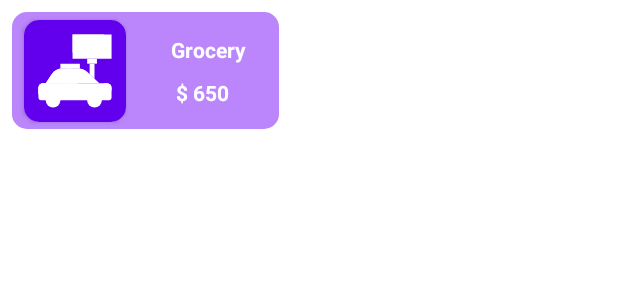
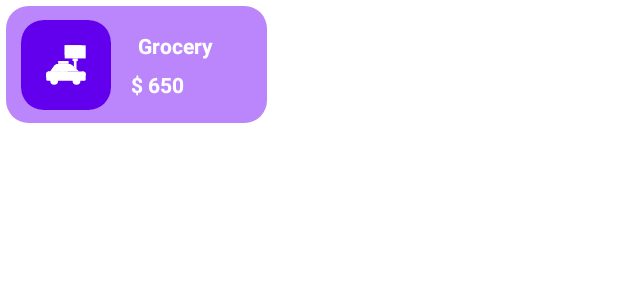
Before and after one commit to TienDat0498/MockProject, an Android app: the layout sliding_category_item.xml on its own in the app's theme, with its tools: preview values and no code run, on a phone screen of 412 x 824 dp. Shown: the top 300 px of the screen. Run offline under Robolectric (Android 15) with nearby library versions, the phone set to English and light mode, and no system bars.

Commit message:
Alter some detail

```diff
--- a/app/src/main/java/com/example/mockprojectfinal/utils/Constant.kt
+++ b/app/src/main/java/com/example/mockprojectfinal/utils/Constant.kt
@@ -9,4 +9,5 @@ object Constant {
     const val TEXT_TRANSITION_BOTTOM = 100f
     const val TEXT_ALPHA_FADE = 0f
     const val TEXT_ALPHA_SHOW = 1f
+    const val LONG_ANIMATION_DURATION = 600L
 }
--- a/app/src/main/java/com/example/mockprojectfinal/view/main/budget_goal_fragment/BudgetGoalFragment.kt
+++ b/app/src/main/java/com/example/mockprojectfinal/view/main/budget_goal_fragment/BudgetGoalFragment.kt
@@ -25,7 +25,7 @@ class BudgetGoalFragment : Fragment() {
         const val FADE_ALPHA_MONEY_TEXT = 0.1f
         const val FULL_ALPHA = 1f
         const val LONG_ANIMATION_DURATION = 600L
-        const val ANCHOR_MAX_SCALE = 1.3f
+        const val ANCHOR_MAX_SCALE = 1.15f
         const val ANCHOR_NORMAL_SCALE = 1f
     }
 
--- a/app/src/main/res/layout/fragment_budget_goal.xml
+++ b/app/src/main/res/layout/fragment_budget_goal.xml
@@ -48,7 +48,7 @@
         android:layout_height="wrap_content"
         android:layout_marginTop="@dimen/normal_margin"
         app:barColor="@color/white"
-        app:gapSize="12dp"
+        app:gapSize="20dp"
         app:layout_constraintEnd_toEndOf="parent"
         app:layout_constraintStart_toStartOf="parent"
         app:layout_constraintTop_toTopOf="@id/guideline2"
--- a/app/src/main/res/values/dimens.xml
+++ b/app/src/main/res/values/dimens.xml
@@ -21,5 +21,5 @@
     <dimen name="anchor_margin_start">45dp</dimen>
     <dimen name="anchor_radius">4dp</dimen>
     <dimen name="anchor_width">6dp</dimen>
-    <dimen name="anchor_height">30dp</dimen>
+    <dimen name="anchor_height">35dp</dimen>
 </resources>
--- a/category_slider/src/main/res/layout/sliding_category_item.xml
+++ b/category_slider/src/main/res/layout/sliding_category_item.xml
@@ -10,8 +10,8 @@
         android:id="@+id/layoutCurrent"
         android:layout_width="wrap_content"
         android:layout_height="wrap_content"
-        android:layout_margin="8dp"
-        app:cardCornerRadius="10dp"
+        android:layout_margin="4dp"
+        app:cardCornerRadius="15dp"
         app:cardElevation="0dp"
         app:layout_constraintBottom_toBottomOf="parent"
         app:layout_constraintEnd_toEndOf="parent"
@@ -26,11 +26,12 @@
 
             <androidx.cardview.widget.CardView
                 android:id="@+id/imageIconViewCurrent"
-                android:layout_width="68dp"
-                android:layout_height="68dp"
-                android:layout_margin="8dp"
+                android:layout_width="60dp"
+                android:layout_height="60dp"
+                android:layout_margin="10dp"
                 android:scaleType="centerInside"
-                app:cardCornerRadius="10dp"
+                app:cardCornerRadius="15dp"
+                app:cardElevation="0dp"
                 app:layout_constraintBottom_toBottomOf="parent"
                 app:layout_constraintEnd_toStartOf="@id/textCategoryName"
                 app:layout_constraintStart_toStartOf="parent"
@@ -41,7 +42,7 @@
                     android:layout_width="match_parent"
                     android:layout_height="match_parent"
                     android:background="@color/purple_500"
-                    android:padding="8dp"
+                    android:padding="16dp"
                     app:srcCompat="@drawable/ic_example_category_slider"
                     app:tint="@color/white" />
             </androidx.cardview.widget.CardView>
@@ -51,7 +52,6 @@
                 android:layout_width="78dp"
                 android:layout_height="wrap_content"
                 android:layout_marginHorizontal="8dp"
-                android:gravity="center"
                 android:textColor="@color/white"
                 android:textStyle="bold"
                 app:layout_constraintBottom_toTopOf="@id/textCategoryExpand"
@@ -62,7 +62,7 @@
 
             <TextView
                 android:id="@+id/textCategoryExpand"
-                android:layout_width="wrap_content"
+                android:layout_width="78dp"
                 android:layout_height="wrap_content"
                 android:layout_marginHorizontal="8dp"
                 android:textColor="@color/white"
--- a/slider_bar_horizontal/src/main/java/com/example/slider_bar_horizontal/SlideBarHorizontal.kt
+++ b/slider_bar_horizontal/src/main/java/com/example/slider_bar_horizontal/SlideBarHorizontal.kt
@@ -23,7 +23,7 @@ class SlideBarHorizontal @JvmOverloads constructor(
 
     companion object {
         const val DEFAULT_MONEY = 1024f
-        const val DEFAULT_GAP_SIZE = 24f
+        const val DEFAULT_GAP_SIZE = 40f
         const val DEFAULT_START_PADDING = 80f
         const val DEFAULT_BAR_COLOR = Color.WHITE
     }
```
Also changed, not shown: app/src/main/java/com/example/mockprojectfinal/utils/Extension.kt (+33 -9 lines), slider_bar_horizontal/src/main/java/com/example/slider_bar_horizontal/SlideBar.kt (+4 -4 lines).
